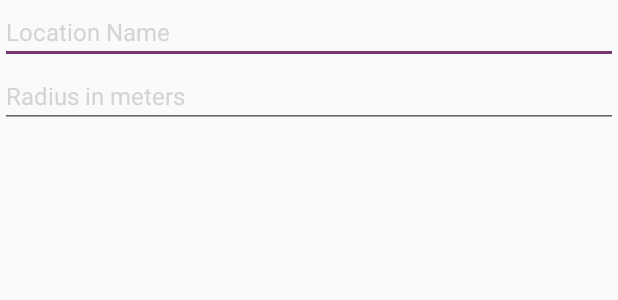
After one commit to antoniopedrofraga/reachndo, an Android app: the layout location_picker_layout.xml on its own in the app's theme, with its tools: preview values and no code run, on a phone screen of 412 x 824 dp. The commit adds this screen. Shown: the top 300 px of the screen. Run offline under Robolectric (Android 15) with nearby library versions, the phone set to English and light mode, and no system bars.

Commit message:
Locations layouts added.
Problems loading and saving the file

```diff
--- a/ReachNDo/app/build.gradle
+++ b/ReachNDo/app/build.gradle
@@ -23,5 +23,7 @@ dependencies {
     compile fileTree(include: ['*.jar'], dir: 'libs')
     compile 'com.android.support:appcompat-v7:23.0.1'
     compile 'com.balysv.materialmenu:material-menu-toolbar:1.5.4'
+    compile 'com.afollestad:material-dialogs:0.7.9.1'
+    compile 'com.google.android.gms:play-services:7.5.0'
     compile project(':FloatingActionButton')
 }
--- a/ReachNDo/app/src/main/java/com/service/MyLocationListener.java
+++ b/ReachNDo/app/src/main/java/com/service/MyLocationListener.java
@@ -28,8 +28,6 @@ public class MyLocationListener implements LocationListener {
 
             //To test
             Log.v("Location Service", "Longitude: " + longitude + "\tLatitude: " + latitude);
-
-            sendNotification("Coordenadas", "Longitude: " + longitude + "\tLatitude: " + latitude);
         }
     }
 
--- a/ReachNDo/app/src/main/java/com/service/SaveAndLoad.java
+++ b/ReachNDo/app/src/main/java/com/service/SaveAndLoad.java
@@ -12,7 +12,7 @@ import java.util.ArrayList;
 public class SaveAndLoad {
     private SaveAndLoad() {}
 
-    public static void saveGame(Context cont) throws IOException {
+    public static void saveInfo(Context cont) throws IOException {
         try
         {
             FileOutputStream tempo = cont.openFileOutput("saved.dat", cont.MODE_PRIVATE);
@@ -28,10 +28,10 @@ public class SaveAndLoad {
         }
     }
 
-    public static void loadGame(Context cont) throws IOException, ClassNotFoundException {
+    public static void loadInfo(Context cont) throws IOException, ClassNotFoundException {
         ArrayList<Location> toRet;
         FileInputStream tempo = cont.openFileInput("saved.dat");
-        if (tempo != null)
+        if (tempo == null)
         {
 
         }
--- /dev/null
+++ b/ReachNDo/app/src/main/res/layout/location_picker_layout.xml
@@ -0,0 +1,36 @@
+<RelativeLayout xmlns:android="http://schemas.android.com/apk/res/android"
+    xmlns:tools="http://schemas.android.com/tools" android:layout_below="@id/action_bar" android:layout_width="match_parent"
+    android:layout_height="match_parent" tools:context=".main">
+
+
+
+    <EditText
+        android:id="@+id/nameTxt"
+        android:layout_width="fill_parent"
+        android:layout_height="wrap_content"
+        android:layout_centerHorizontal="true"
+        android:inputType="textCapSentences"
+        android:singleLine="true"
+        android:hint="@string/location_picker_name"
+        android:textColorHint="@color/LightGrey"
+        android:textColor="@color/SlateGray"
+        android:textSize="16sp"
+        />
+
+    <EditText
+        android:id="@+id/radiusText"
+        android:layout_width="fill_parent"
+        android:layout_height="wrap_content"
+        android:layout_centerHorizontal="true"
+        android:inputType="number"
+        android:singleLine="true"
+        android:layout_below="@+id/nameTxt"
+        android:hint="@string/location_picker_radius"
+        android:textColorHint="@color/LightGrey"
+        android:textColor="@color/SlateGray"
+        android:maxLength="6"
+        android:textSize="16sp"
+        />
+
+
+</RelativeLayout>
--- a/ReachNDo/app/src/main/res/values/strings.xml
+++ b/ReachNDo/app/src/main/res/values/strings.xml
@@ -10,5 +10,14 @@
 
     <string name="action_add_event">Add event</string>
 
+    <string name="location_picker_warning_title">Warning</string>
+    <string name="location_picker_warning_name_content">The name field is empty, please complete it!</string>
+    <string name="location_picker_warning_radius_content">The radius field is empty, please complete it!</string>
+
+    <string name="location_picker_title">New Location</string>
+
+    <string name="location_picker_name">Location Name</string>
+    <string name="location_picker_radius">Radius in meters</string>
+
     <string name="action_settings">Settings</string>
 </resources>
```
Also changed, not shown: ReachNDo/app/src/main/AndroidManifest.xml (+15 -1 lines), ReachNDo/app/src/main/java/com/reachndo/MainMenu.java (+119 -6 lines), ReachNDo/app/src/main/java/com/reachndo/NavigationDrawerFragment.java (+4 -4 lines), ReachNDo/app/src/main/java/com/service/Location.java (+1 -10 lines), ReachNDo/app/src/main/java/com/service/LocationService.java (+9 -5 lines), 2 other files.
